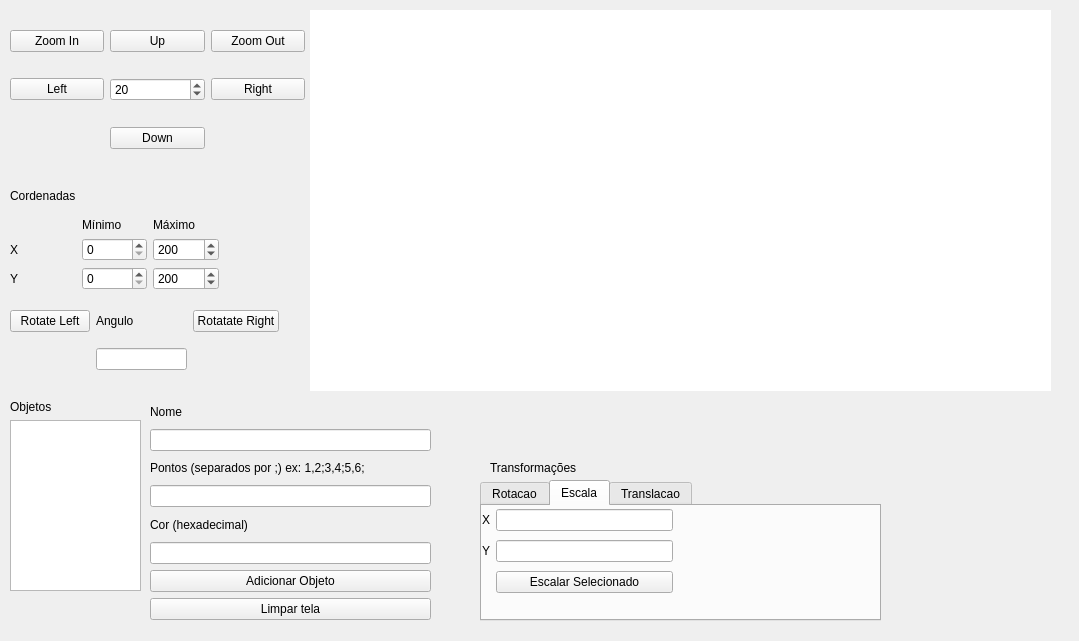
First picture: the form in src/template.ui, repository Baldessar/INE5420, before the edit.
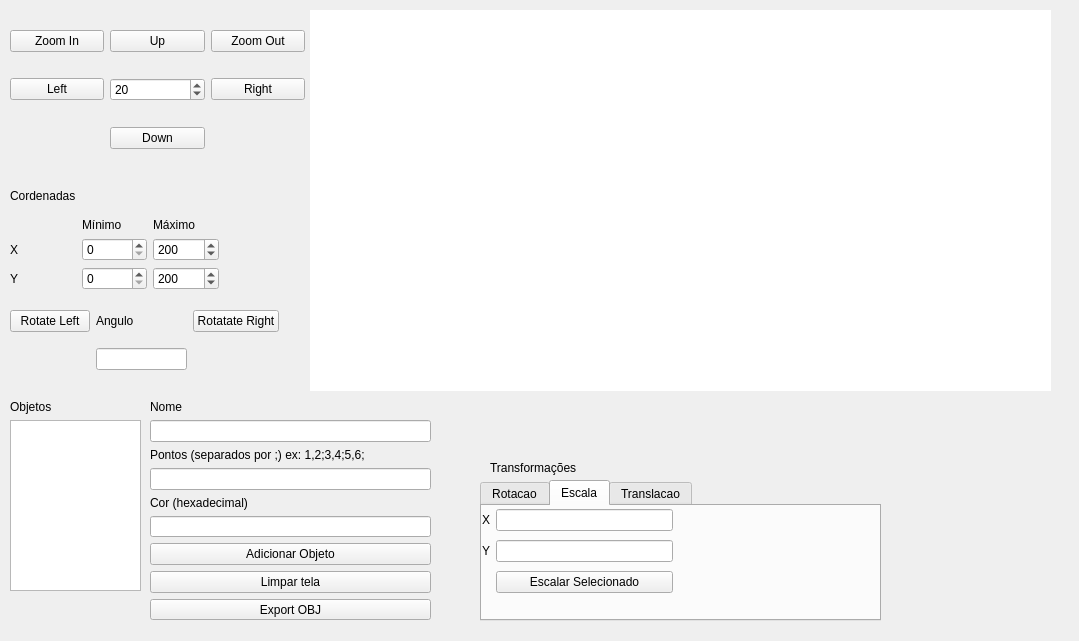
Second picture: the form after the edit.

What changed in the file:
```diff
--- a/src/template.ui
+++ b/src/template.ui
@@ -696,6 +696,21 @@
       </property>
      </widget>
     </item>
+    <item>
+        <widget class="QPushButton" name="exportOBJButton">
+            <property name="geometry">
+                <rect>
+                <x>540</x>
+                <y>360</y>
+                <width>93</width>
+                <height>28</height>
+                </rect>
+            </property>
+            <property name="text">
+                <string>Export OBJ</string>
+            </property>
+        </widget>
+    </item>
    </layout>
   </widget>
   <widget class="QTabWidget" name="tabWidget">
```
